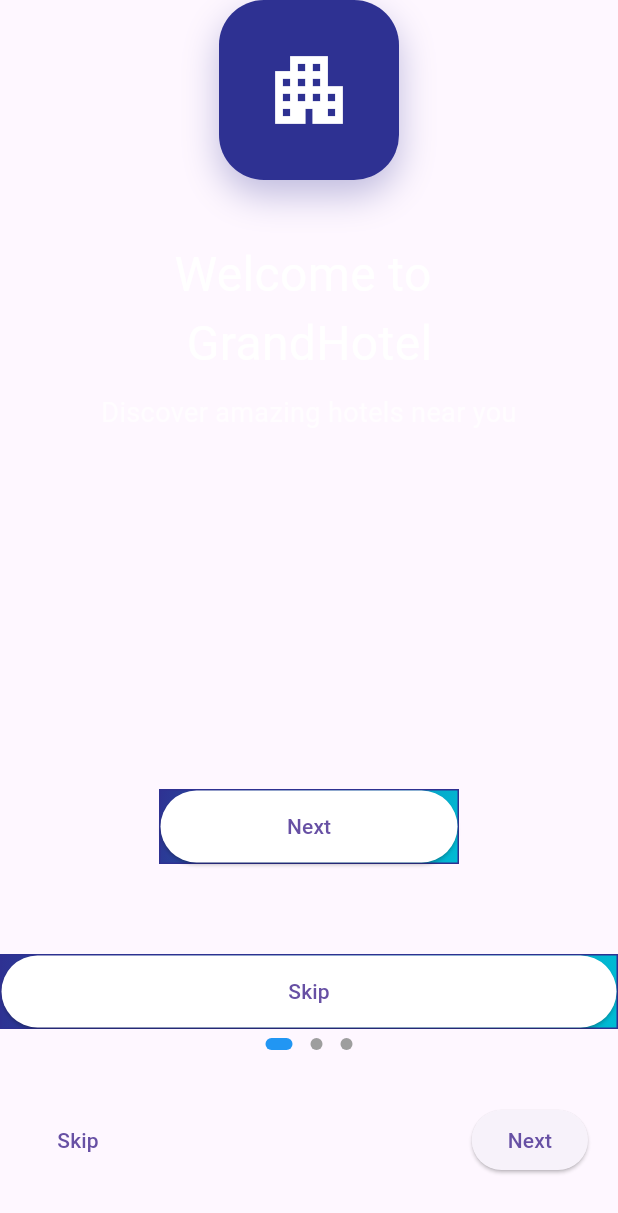
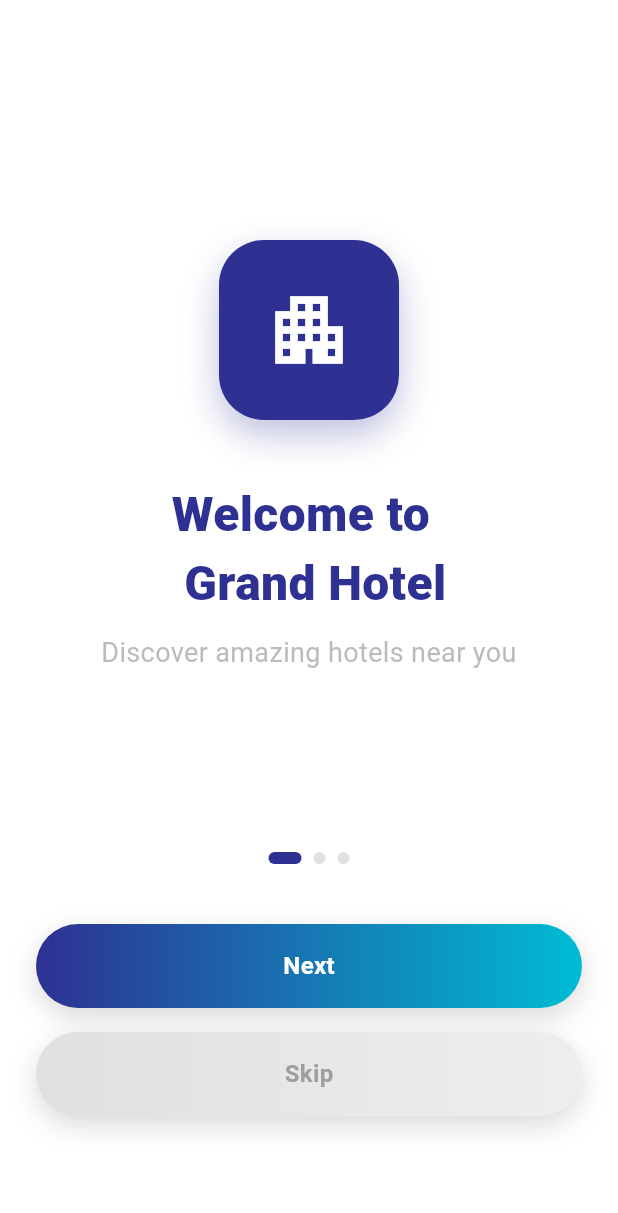
Before and after one commit to abdelhamiddsalah/GrandHotel, a Flutter app: the screen it shows after launch, on a phone screen of 412 x 824 dp. Shown: the top 1213 px of the screen. Run offline on Flutter 3.47's test engine with Material 3 defaults, Android fonts, the phone set to English and light mode, and no system bars; drawn by our look-alikes of dots_indicator.

Commit message:
add widgets

```diff
--- a/lib/core/widgets/custom_button.dart
+++ b/lib/core/widgets/custom_button.dart
@@ -1,5 +1,4 @@
 import 'package:flutter/material.dart';
-import 'package:grandhotel/core/styles/colors.dart';
 
 
 class CustomButton extends StatelessWidget {
@@ -7,39 +6,54 @@ class CustomButton extends StatelessWidget {
     super.key,
     required this.label,
     required this.onPressed,
-    required this.color,
     required this.width,
-    required this.height, this.decoration,
+    required this.height,
+    this.gradient,
+    this.textColor = Colors.white,
   });
 
   final String label;
   final VoidCallback onPressed;
-  final Color color;
   final double width;
   final double height;
-  final Decoration? decoration;
-
+  final Gradient? gradient;
+  final Color textColor;
 
   @override
   Widget build(BuildContext context) {
     return SizedBox(
       width: width,
       height: height,
-
-      child: Container(
-        decoration: decoration ??   BoxDecoration(
-          gradient: LinearGradient(
-            colors: [Colorss.primary, Colorss.accent],
-            begin: Alignment.topLeft,
-            end: Alignment.bottomRight,
+      child: InkWell(
+        borderRadius: BorderRadius.circular(30),
+        onTap: onPressed,
+        child: Container(
+          alignment: Alignment.center,
+          decoration: BoxDecoration(
+            gradient: gradient ??
+                const LinearGradient(
+                  colors: [
+                    Color(0xFF2E3192),
+                    Color(0xFF00BCD4),
+                  ],
+                ),
+            borderRadius: BorderRadius.circular(30),
+            boxShadow: [
+              BoxShadow(
+                color: Colors.black.withOpacity(0.15),
+                blurRadius: 15,
+                offset: const Offset(0, 6),
+              ),
+            ],
           ),
-          border:  Border.all(color: Colorss.primary),
-        ),
-
-        child: ElevatedButton(
-          onPressed: onPressed,
-          style: ElevatedButton.styleFrom(backgroundColor: color),
-          child: Text(label),
+          child: Text(
+            label,
+            style: TextStyle(
+              color: textColor,
+              fontSize: 16,
+              fontWeight: FontWeight.w600,
+            ),
+          ),
         ),
       ),
     );
--- a/lib/features/onboarding/view/onboarding_view.dart
+++ b/lib/features/onboarding/view/onboarding_view.dart
@@ -1,4 +1,5 @@
 import 'package:flutter/material.dart';
+import 'package:grandhotel/core/widgets/custom_button.dart';
 import 'package:grandhotel/features/onboarding/view/widgets/dots_indicator.dart';
 import 'package:grandhotel/features/onboarding/view/widgets/first_page_in_onboarding.dart';
 import 'package:grandhotel/features/onboarding/view/widgets/second_page_in_onboarding.dart';
@@ -18,7 +19,10 @@ class _OnboardingViewState extends State<OnboardingView> {
   @override
   Widget build(BuildContext context) {
     return Scaffold(
-      body: Column(
+      backgroundColor: Colors.white,
+      body: Padding(
+        padding: const EdgeInsets.symmetric(horizontal: 24, vertical: 40),
+        child: Column(
           children: [
             /// Pages
             Expanded(
@@ -29,64 +33,117 @@ class _OnboardingViewState extends State<OnboardingView> {
                     currentIndex = index;
                   });
                 },
-              children: [
-                /// Page 1
+                children: const [
                   FirstPageInOnboarding(),
-                /// Page 2
-
-                /// Page 2
                   SecondPageInOnboarding(),
-
-                /// Page 3
                   ThirdPageInOnboarding(),
-
-
                 ],
               ),
             ),
 
-       MyDotsIndicatorWidget(
-            currentIndex: currentIndex,
+            MyDotsIndicatorWidget(currentIndex: currentIndex),
+
+            const SizedBox(height: 40),
+
+            _buildButtons(),
+
+            const SizedBox(height: 40),
+          ],
         ),
+      ),
+    );
+  }
 
-          const SizedBox(height: 30),
+  /// ⬇⬇⬇ الأزرار حسب الصفحة ⬇⬇⬇
+  Widget _buildButtons() {
+    switch (currentIndex) {
 
-          /// Buttons
-          Padding(
-            padding: const EdgeInsets.symmetric(horizontal: 20),
-            child: Row(
-              mainAxisAlignment: MainAxisAlignment.spaceBetween,
+      /// الصفحة الأولى
+      case 0:
+        return Column(
           children: [
-                /// Skip
-                TextButton(
+            CustomButton(
+              label: "Next",
+              width: double.infinity,
+              height: 56,
               onPressed: () {
-                    _pageController.jumpToPage(2);
-                  },
-                  child: const Text("Skip"),
-                ),
-
-                /// Next / Done
-                ElevatedButton(
-                  onPressed: () {
-                    if (currentIndex < 2) {
                 _pageController.nextPage(
                   duration: const Duration(milliseconds: 300),
                   curve: Curves.easeInOut,
                 );
-                    } else {
-                      // Done Action
-                      print("Onboarding Finished");
-                    }
               },
-                  child: Text(currentIndex == 2 ? "Done" : "Next"),
+            ),
+            const SizedBox(height: 16),
+            CustomButton(
+              label: "Skip",
+              width: double.infinity,
+              height: 56,
+              onPressed: () {
+                _pageController.jumpToPage(2);
+              },
+              gradient: LinearGradient(
+                colors: [
+                  Colors.grey.shade300,
+                  Colors.grey.shade200,
+                ],
+              ),
+              textColor: Colors.grey,
             ),
           ],
+        );
+
+      /// الصفحة الثانية
+      case 1:
+        return Row(
+          children: [
+            Expanded(
+              child: CustomButton(
+                label: "Back",
+                height: 56,
+                onPressed: () {
+                  _pageController.previousPage(
+                    duration: const Duration(milliseconds: 300),
+                    curve: Curves.easeInOut,
+                  );
+                },
+                gradient: LinearGradient(
+                  colors: [
+                    Colors.grey.shade300,
+                    Colors.grey.shade200,
+                  ],
+                ),
+                textColor: Colors.grey, width: 100,
               ),
             ),
+            const SizedBox(width: 16),
+            Expanded(
+              child: CustomButton(
+                label: "Next",
+                height: 56,
+                onPressed: () {
+                  _pageController.nextPage(
+                    duration: const Duration(milliseconds: 300),
+                    curve: Curves.easeInOut,
+                  );
+                }, width: 100,
+              ),
+            ),
+          ],
+        );
 
-          const SizedBox(height: 40),
-        ],
-      ),
+      /// الصفحة الثالثة
+      case 2:
+        return CustomButton(
+          label: "Get Started",
+          width: double.infinity,
+          height: 56,
+          onPressed: () {
+            // Navigate to Home
+          },
         );
+
+      default:
+        return const SizedBox.shrink();
     }
   }
+}
--- a/lib/features/onboarding/view/widgets/dots_indicator.dart
+++ b/lib/features/onboarding/view/widgets/dots_indicator.dart
@@ -12,12 +12,13 @@ class MyDotsIndicatorWidget extends StatelessWidget {
       dotsCount: 3,
       position: currentIndex.toDouble(),
       decorator: DotsDecorator(
-        color: Colors.grey,
-        activeColor: Colors.blue,
+        spacing: const EdgeInsets.symmetric(horizontal: 4),
+        color: Colors.grey.shade300,
+        activeColor: const Color(0xFF2E3192),
         size: const Size.square(8),
-        activeSize: const Size(18, 8),
+        activeSize: const Size(22, 8),
         activeShape: RoundedRectangleBorder(
-          borderRadius: BorderRadius.circular(6),
+          borderRadius: BorderRadius.circular(8),
         ),
       ),
     );
--- a/lib/features/onboarding/view/widgets/first_page_in_onboarding.dart
+++ b/lib/features/onboarding/view/widgets/first_page_in_onboarding.dart
@@ -1,5 +1,5 @@
 import 'package:flutter/material.dart';
-import 'package:grandhotel/core/widgets/custom_button.dart';
+import 'package:grandhotel/core/styles/colors.dart';
 import 'package:grandhotel/core/widgets/modern_icon_hotel.dart';
 
 class FirstPageInOnboarding extends StatelessWidget {
@@ -8,23 +8,29 @@ class FirstPageInOnboarding extends StatelessWidget {
   @override
   Widget build(BuildContext context) {
     return Column(
+      mainAxisAlignment: MainAxisAlignment.center,
       children: [
-       ModernIconHotel(),
+       Row(
+         mainAxisAlignment: MainAxisAlignment.center,
+         children: [
+           ModernIconHotel(),
+         ],
+       ),
         const SizedBox(height: 40),
         const Text(
-          "Welcome to \n GrandHotel",
-          style: TextStyle(fontSize: 32, color: Colors.white),
+          "Welcome to \n Grand Hotel",
+          style: TextStyle(fontSize: 32, color: Colorss.primary, fontWeight: FontWeight.w800),
         ),
         const SizedBox(height: 10),
         const Text(
           "Discover amazing hotels near you",
-          style: TextStyle(fontSize: 18, color: Colors.white70),
+          style: TextStyle(fontSize: 18, color: Color.fromARGB(179, 160, 158, 158)),
           textAlign: TextAlign.center,
         ),
-        const Spacer(),
-        CustomButton(label: "Next", onPressed: (){}, color: Colors.white, width: 200, height: 50),
-        const SizedBox(height: 60),
-        CustomButton(label: "Skip", onPressed: (){}, color: Colors.white, width: double.infinity, height: 50)
+
+
+
+
       ],
     );
   }
```
Also changed, not shown: lib/features/onboarding/view/widgets/feature_card.dart (added, +80 -0 lines), lib/features/onboarding/view/widgets/second_page_in_onboarding.dart (+47 -65 lines), lib/features/splash/view/splash_view.dart (+8 -10 lines). Lines whose indentation alone changed are shown as unchanged.
